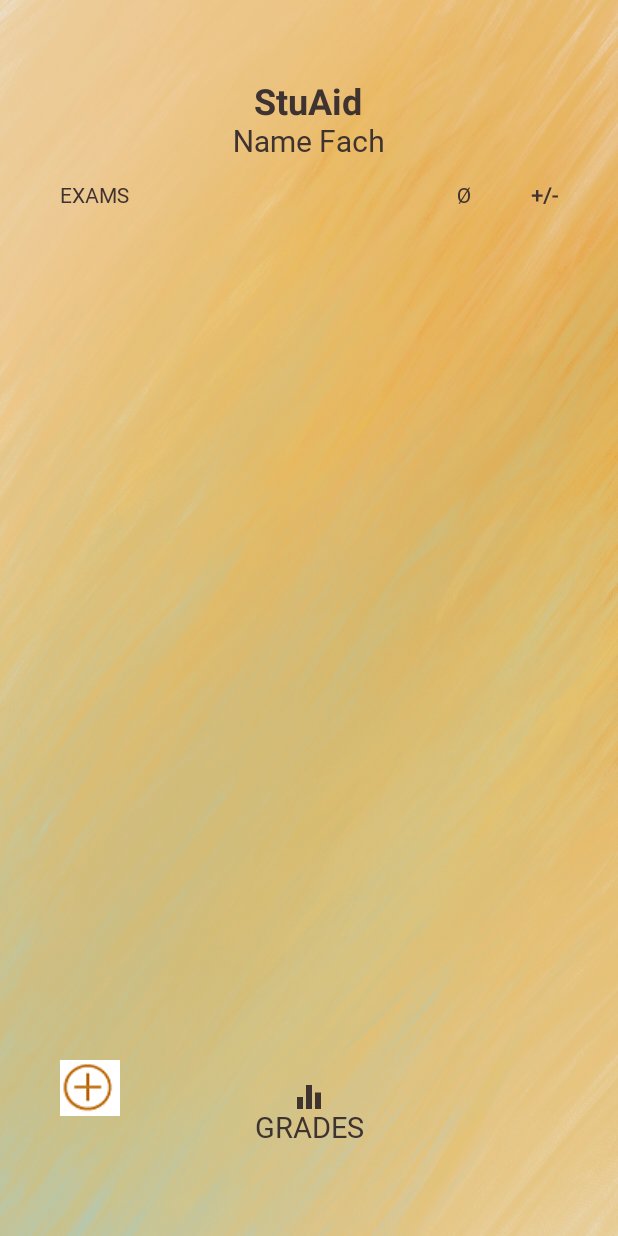
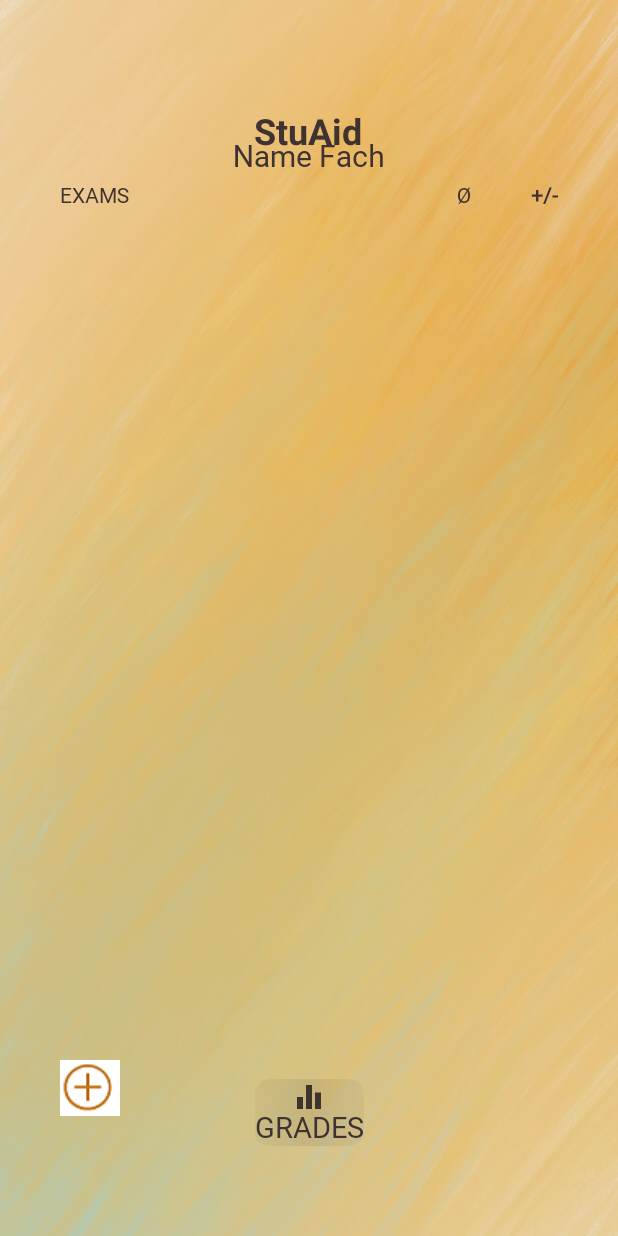
Before and after one commit to hajir3/StuAidShared, an Android app: the Grades_Fach screen opened directly, with no data from a screen before it, on a phone screen of 412 x 824 dp. Run offline under Robolectric (Android 15) with nearby library versions, the phone set to English and light mode, and no system bars; Roboto replaces fonts that are not available here.

Commit message:
Background Buttons

```diff
--- a/app/build.gradle
+++ b/app/build.gradle
@@ -4,13 +4,15 @@
 
 android {
     compileSdk 32
-
+        viewBinding {
+            enabled = true}
     defaultConfig {
         applicationId "com.example.stuaid"
         minSdk 30
         targetSdk 32
         versionCode 1
         versionName "1.0"
+
 
         testInstrumentationRunner "androidx.test.runner.AndroidJUnitRunner"
     }
@@ -45,4 +47,5 @@
     androidTestImplementation 'androidx.test.ext:junit:1.1.3'
     androidTestImplementation 'androidx.test.espresso:espresso-core:3.4.0'
     implementation 'com.android.support:support-annotations:28.0.0'
+
 }
--- /dev/null
+++ b/app/src/main/res/drawable/gradient_background_buttons.xml
@@ -0,0 +1,12 @@
+<?xml version="1.0" encoding="utf-8"?>
+    <selector xmlns:android="http://schemas.android.com/apk/res/android">
+        <item>
+            <shape xmlns:android="http://schemas.android.com/apk/res/android" android:shape="rectangle">
+                <gradient
+                    android:startColor="#0C3E3330"
+                    android:centerColor="#1B3E3330"
+                    android:endColor="#0C3E3330" />
+                <corners android:radius="10dp" />
+            </shape>
+        </item>
+    </selector>
--- a/app/src/main/res/layout/activity_exams.xml
+++ b/app/src/main/res/layout/activity_exams.xml
@@ -13,7 +13,7 @@
         style="?android:attr/buttonBarButtonStyle"
         android:layout_width="wrap_content"
         android:layout_height="wrap_content"
-        android:layout_marginTop="40dp"
+        android:layout_marginTop="60dp"
         android:fontFamily="@font/megrim"
         android:text="StuAid"
         android:textAllCaps="false"
@@ -27,11 +27,12 @@
 
     <Button
         android:id="@+id/exams_button_exams"
+        android:clickable="false"
+        android:background="@drawable/gradient_background_buttons"
         android:layout_width="wrap_content"
         android:layout_height="wrap_content"
         android:layout_marginStart="20dp"
         android:layout_marginBottom="60dp"
-        android:background="@android:color/transparent"
         android:drawablePadding="-5sp"
         android:fontFamily="@font/suranna"
         android:text="@string/exams"
--- a/app/src/main/res/layout/activity_grades_fach.xml
+++ b/app/src/main/res/layout/activity_grades_fach.xml
@@ -13,7 +13,7 @@
         style="?android:attr/buttonBarButtonStyle"
         android:layout_width="wrap_content"
         android:layout_height="wrap_content"
-        android:layout_marginTop="40dp"
+        android:layout_marginTop="60dp"
         android:fontFamily="@font/megrim"
         android:text="StuAid"
         android:textAllCaps="false"
@@ -43,6 +43,8 @@
         android:drawablePadding="-5sp"
         android:layout_width="wrap_content"
         android:layout_height="wrap_content"
+        android:clickable="false"
+        android:background="@drawable/gradient_background_buttons"
         android:layout_marginBottom="60dp"
         android:fontFamily="@font/suranna"
         android:text="@string/grades"
@@ -56,7 +58,7 @@
         android:id="@+id/semester"
         android:layout_width="wrap_content"
         android:layout_height="wrap_content"
-        android:layout_marginTop="80dp"
+        android:layout_marginTop="90dp"
         android:text="Name Fach"
         android:textColor="#3E3330"
         android:fontFamily="@font/suranna"
--- a/app/src/main/res/layout/activity_grades_semester.xml
+++ b/app/src/main/res/layout/activity_grades_semester.xml
@@ -13,7 +13,7 @@
         style="?android:attr/buttonBarButtonStyle"
         android:layout_width="wrap_content"
         android:layout_height="wrap_content"
-        android:layout_marginTop="40dp"
+        android:layout_marginTop="60dp"
         android:fontFamily="@font/megrim"
         android:text="StuAid"
         android:textAllCaps="false"
@@ -41,6 +41,8 @@
         android:id="@+id/grades_grades_semster"
         android:drawableTop="@drawable/ic_grades"
         android:drawablePadding="-5sp"
+        android:clickable="false"
+        android:background="@drawable/gradient_background_buttons"
         android:layout_width="wrap_content"
         android:layout_height="wrap_content"
         android:layout_marginBottom="60dp"
@@ -58,7 +60,7 @@
         android:id="@+id/semester"
         android:layout_width="wrap_content"
         android:layout_height="wrap_content"
-        android:layout_marginTop="80dp"
+        android:layout_marginTop="90dp"
         android:fontFamily="@font/suranna"
         android:text="Welches Semester?"
         android:textColor="#3E3330"
--- a/app/src/main/res/layout/activity_task.xml
+++ b/app/src/main/res/layout/activity_task.xml
@@ -63,6 +63,8 @@
         android:drawableTop="@drawable/ic_tasks"
         android:drawablePadding="-5sp"
         android:layout_width="wrap_content"
+        android:clickable="false"
+        android:background="@drawable/gradient_background_buttons"
         android:layout_height="wrap_content"
         android:layout_marginBottom="60dp"
         android:layout_marginEnd="20dp"
@@ -70,7 +72,6 @@
         android:text="@string/tasks"
         android:textColor="#3E3330"
         android:textSize="19sp"
-        android:background="@android:color/transparent"
         app:layout_constraintBottom_toBottomOf="parent"
         app:layout_constraintEnd_toEndOf="parent"
         app:layout_constraintStart_toEndOf="@+id/grades_button_tasks" />
```
Also changed, not shown: app/src/main/java/com/example/stuaid/Grades.java (+21 -5 lines), app/src/main/res/layout/activity_grades.xml (+4 -3 lines).
